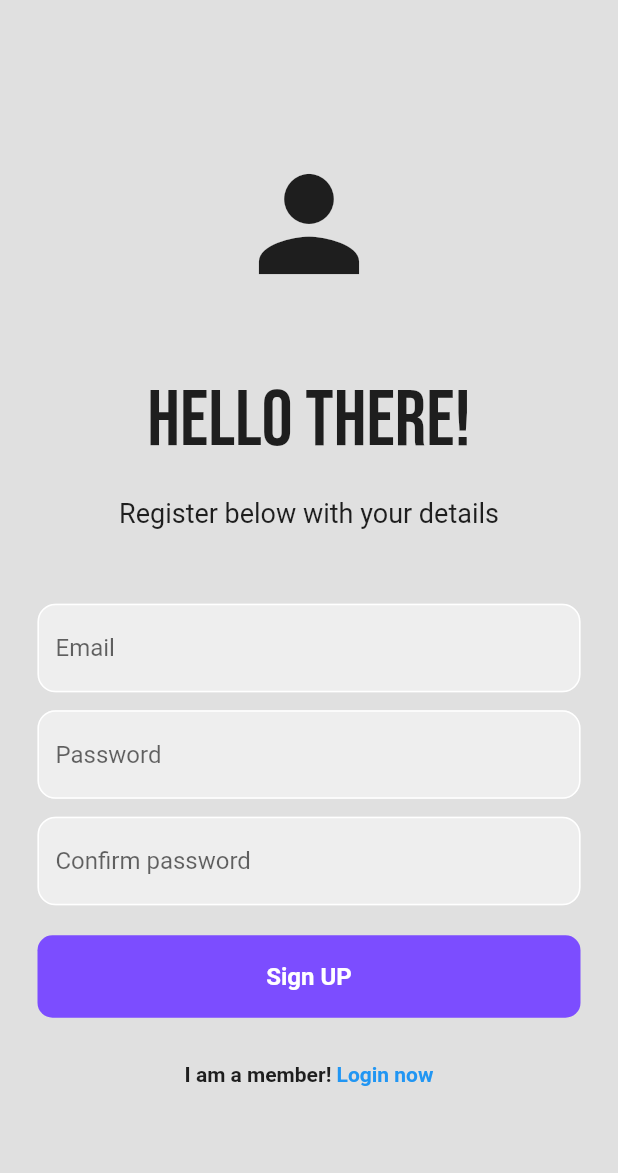
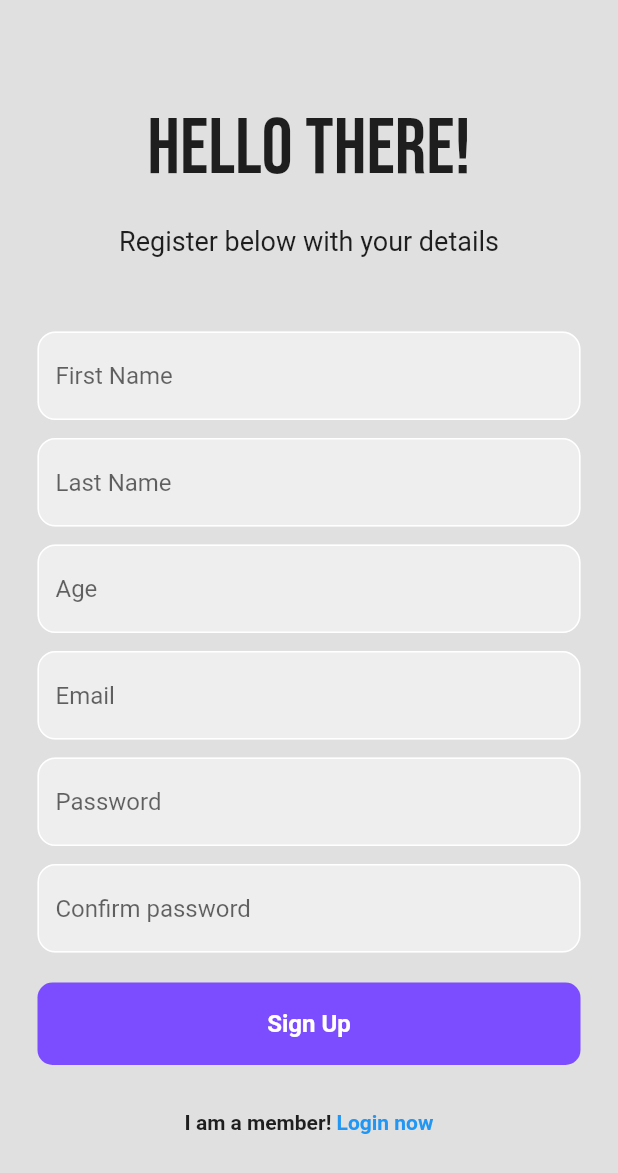
Before and after one commit to kamijidias/Flutter-Projects, a Flutter app: the screen it shows after launch, after a tap on "Register now", on a phone screen of 412 x 824 dp. Shown: the top 1173 px of the screen. Run offline on Flutter 3.47's test engine with Material 2 defaults, Android fonts, the phone set to English and light mode, and no system bars; our stand-ins replace cloud_firestore, firebase_auth, firebase_core, google_fonts, shared_preferences; accounts and stored records are empty; network calls fail.

```diff
--- a/full_login/lib/pages/login.dart
+++ b/full_login/lib/pages/login.dart
@@ -161,7 +161,7 @@ class _LoginPageState extends State<LoginPage> {
                           borderRadius: BorderRadius.circular(10)),
                       child: Center(
                         child: Text(
-                          'Sign in',
+                          'Sign In',
                           style: TextStyle(
                             color: Colors.white,
                             fontWeight: FontWeight.bold,
--- a/full_login/lib/pages/register.dart
+++ b/full_login/lib/pages/register.dart
@@ -1,5 +1,6 @@
 // ignore_for_file: prefer_const_constructors
 
+import 'package:cloud_firestore/cloud_firestore.dart';
 import 'package:firebase_auth/firebase_auth.dart';
 import 'package:flutter/material.dart';
 import 'package:google_fonts/google_fonts.dart';
@@ -17,26 +18,52 @@ class _RegisterPageState extends State<RegisterPage> {
   final _emailController = TextEditingController();
   final _passwordController = TextEditingController();
   final _confirmPasswordController = TextEditingController();
+  final _firstNameController = TextEditingController();
+  final _lastNameController = TextEditingController();
+  final _ageController = TextEditingController();
 
   @override
   void dispose() {
     _emailController.dispose();
     _passwordController.dispose();
     _confirmPasswordController.dispose();
+    _firstNameController.dispose();
+    _lastNameController.dispose();
+    _ageController.dispose();
     super.dispose();
   }
 
   Future signUp() async {
     if (passwordConfirmed()) {
+      // create user
       await FirebaseAuth.instance.createUserWithEmailAndPassword(
-      email: _emailController.text.trim(),
-      password: _passwordController.text.trim(),
-    );
+        email: _emailController.text.trim(),
+        password: _passwordController.text.trim(),
+      );
+
+      // add user details
+      addUserDetails(
+        _firstNameController.text.trim(),
+        _lastNameController.text.trim(),
+        _emailController.text.trim(),
+        int.parse(_ageController.text.trim()),
+      );
     }
   }
 
+  Future addUserDetails(
+      String firstName, String lastName, String email, int age) async {
+    await FirebaseFirestore.instance.collection('users').add({
+      'first name': firstName,
+      'last name': lastName,
+      'age': age,
+      'email': email,
+    });
+  }
+
   bool passwordConfirmed() {
-    if (_passwordController.text.trim() == _confirmPasswordController.text.trim()) {
+    if (_passwordController.text.trim() ==
+        _confirmPasswordController.text.trim()) {
       return true;
     } else {
       return false;
@@ -53,13 +80,6 @@ class _RegisterPageState extends State<RegisterPage> {
             child: Column(
               mainAxisAlignment: MainAxisAlignment.center,
               children: [
-                Icon(
-                  Icons.person,
-                  size: 100,
-                ),
-                SizedBox(
-                  height: 50,
-                ),
                 Text(
                   'Hello There!',
                   style: GoogleFonts.bebasNeue(
@@ -75,6 +95,81 @@ class _RegisterPageState extends State<RegisterPage> {
                 ),
                 SizedBox(
                   height: 50,
+                ),
+
+                //First Name Textfield
+                Padding(
+                  padding: const EdgeInsets.symmetric(horizontal: 25.0),
+                  child: TextField(
+                    controller: _firstNameController,
+                    decoration: InputDecoration(
+                      enabledBorder: OutlineInputBorder(
+                        borderSide: BorderSide(color: Colors.white),
+                        borderRadius: BorderRadius.circular(12),
+                      ),
+                      focusedBorder: OutlineInputBorder(
+                        borderSide: BorderSide(color: Colors.deepPurple),
+                        borderRadius: BorderRadius.circular(12),
+                      ),
+                      hintText: 'First Name',
+                      fillColor: Colors.grey[200],
+                      filled: true,
+                    ),
+                  ),
+                ),
+
+                SizedBox(
+                  height: 12,
+                ),
+
+                //Last Name Textfield
+                Padding(
+                  padding: const EdgeInsets.symmetric(horizontal: 25.0),
+                  child: TextField(
+                    controller: _lastNameController,
+                    decoration: InputDecoration(
+                      enabledBorder: OutlineInputBorder(
+                        borderSide: BorderSide(color: Colors.white),
+                        borderRadius: BorderRadius.circular(12),
+                      ),
+                      focusedBorder: OutlineInputBorder(
+                        borderSide: BorderSide(color: Colors.deepPurple),
+                        borderRadius: BorderRadius.circular(12),
+                      ),
+                      hintText: 'Last Name',
+                      fillColor: Colors.grey[200],
+                      filled: true,
+                    ),
+                  ),
+                ),
+
+                SizedBox(
+                  height: 12,
+                ),
+
+                //Age Textfield
+                Padding(
+                  padding: const EdgeInsets.symmetric(horizontal: 25.0),
+                  child: TextField(
+                    controller: _ageController,
+                    decoration: InputDecoration(
+                      enabledBorder: OutlineInputBorder(
+                        borderSide: BorderSide(color: Colors.white),
+                        borderRadius: BorderRadius.circular(12),
+                      ),
+                      focusedBorder: OutlineInputBorder(
+                        borderSide: BorderSide(color: Colors.deepPurple),
+                        borderRadius: BorderRadius.circular(12),
+                      ),
+                      hintText: 'Age',
+                      fillColor: Colors.grey[200],
+                      filled: true,
+                    ),
+                  ),
+                ),
+
+                SizedBox(
+                  height: 12,
                 ),
 
                 //Email Textfield
@@ -97,6 +192,7 @@ class _RegisterPageState extends State<RegisterPage> {
                     ),
                   ),
                 ),
+
                 SizedBox(
                   height: 12,
                 ),
@@ -122,6 +218,7 @@ class _RegisterPageState extends State<RegisterPage> {
                     ),
                   ),
                 ),
+
                 SizedBox(
                   height: 12,
                 ),
@@ -164,7 +261,7 @@ class _RegisterPageState extends State<RegisterPage> {
                           borderRadius: BorderRadius.circular(10)),
                       child: Center(
                         child: Text(
-                          'Sign UP',
+                          'Sign Up',
                           style: TextStyle(
                             color: Colors.white,
                             fontWeight: FontWeight.bold,
--- a/full_login/pubspec.yaml
+++ b/full_login/pubspec.yaml
@@ -38,6 +38,7 @@ dependencies:
   google_fonts:
   firebase_core: ^2.14.0
   firebase_auth: ^4.6.3
+  cloud_firestore: ^4.8.3
 
 dev_dependencies:
   flutter_test:
```
Also changed, not shown: full_login/pubspec.lock, 3 other files.
